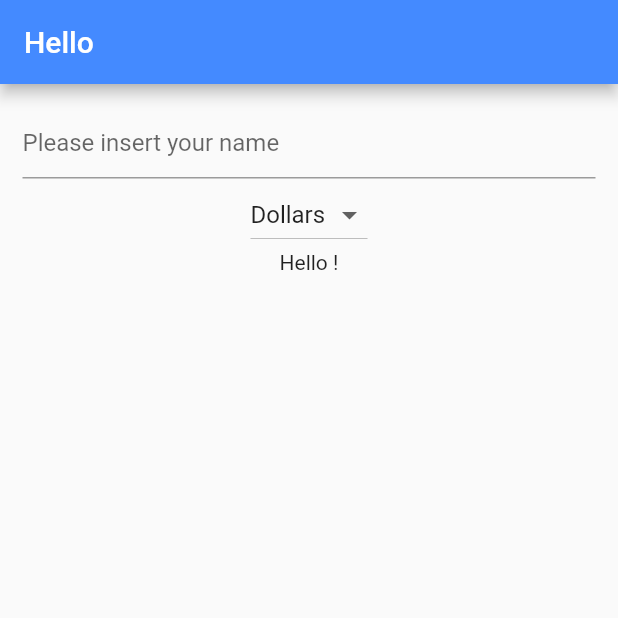
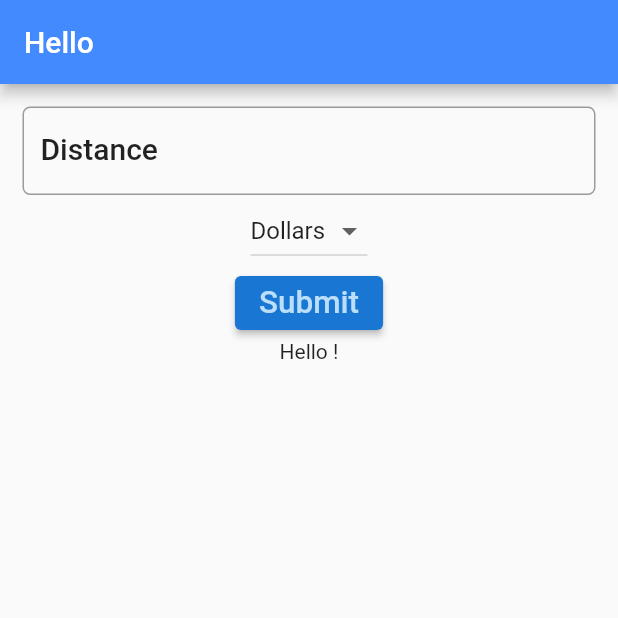
Before and after one commit to RafalChalupnik/FlutterHelloWorld, a Flutter app: the screen it shows after launch, on a phone screen of 412 x 824 dp, the top half of it. Run offline on Flutter 3.47's test engine with Material 2 defaults, Android fonts, the phone set to English and light mode, and no system bars.

Commit message:
Demo: Fuel Cost Calculator (Part 1)

```diff
--- a/trip_cost_app/lib/main.dart
+++ b/trip_cost_app/lib/main.dart
@@ -8,27 +8,27 @@ class MyApp extends StatelessWidget {
   @override
   Widget build(BuildContext context) {
     return MaterialApp(
-      title: 'Hello You',
-      theme: ThemeData(
-        primarySwatch: Colors.blue,
-      ),
-      home: HelloYou(),
+      title: 'Trip Cost Calculator',
+      home: FuelForm(),
     );
   }
 }
 
-class HelloYou extends StatefulWidget {
+class FuelForm extends StatefulWidget {
   @override
-  State<StatefulWidget> createState() => _HelloYouState();
+  State<StatefulWidget> createState() => _FuelFormState();
 }
 
-class _HelloYouState extends State<HelloYou> {
-  String name = '';
+class _FuelFormState extends State<FuelForm> {
+
   final _currencies = ['Dollars', 'Euro', 'Pounds'];
   String _currency = 'Dollars';
+  TextEditingController distanceController = TextEditingController();
+  String result = '';
 
   @override
   Widget build(BuildContext context) {
+    TextStyle textStyle = Theme.of(context).textTheme.headline6;
     return Scaffold(
       appBar: AppBar(
         title: Text("Hello"),
@@ -39,14 +39,16 @@ class _HelloYouState extends State<HelloYou> {
         child: Column(
           children: [
             TextField(
+              controller: distanceController,
               decoration: InputDecoration(
-                hintText: 'Please insert your name'
+                labelText: 'Distance',
+                hintText: 'e.g. 124',
+                labelStyle: textStyle,
+                border: OutlineInputBorder(
+                  borderRadius: BorderRadius.circular(5)
+                )
               ),
-              onChanged: (String string) {
-                setState(() {
-                  name = string;
-                });
-              },
+              keyboardType: TextInputType.number
             ),
             DropdownButton(
               items: _currencies.map(
@@ -57,8 +59,24 @@ class _HelloYouState extends State<HelloYou> {
               value: _currency,
               onChanged: (value) {
                 _onDropdownChanged(value);
-              }),
-            Text('Hello ' + name + '!')
+              }
+            ),
+            ElevatedButton(
+              style: ButtonStyle(
+                backgroundColor: MaterialStateProperty.all(Theme.of(context).primaryColorDark),
+                foregroundColor: MaterialStateProperty.all(Theme.of(context).primaryColorLight)
+              ),
+              onPressed: () {
+                setState(() {
+                  result = distanceController.text;
+                });
+              },
+              child: Text(
+                'Submit',
+                textScaleFactor: 1.5,
+              )
+            ),
+            Text('Hello ' + result + '!')
           ]
         )
       )
```
